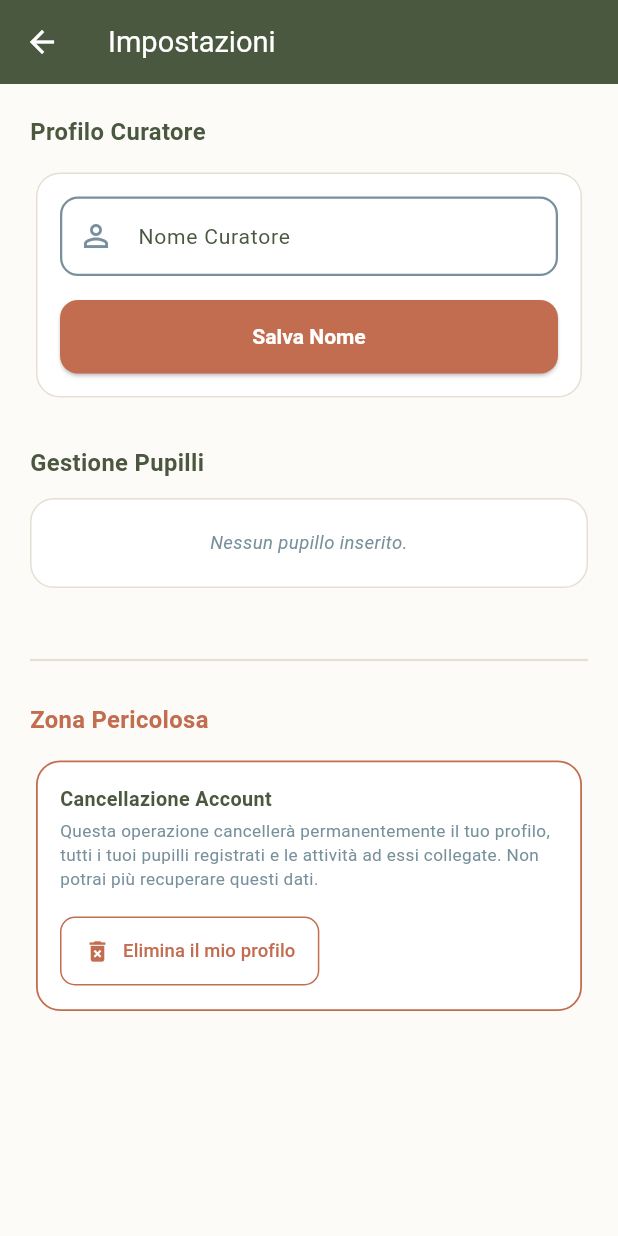
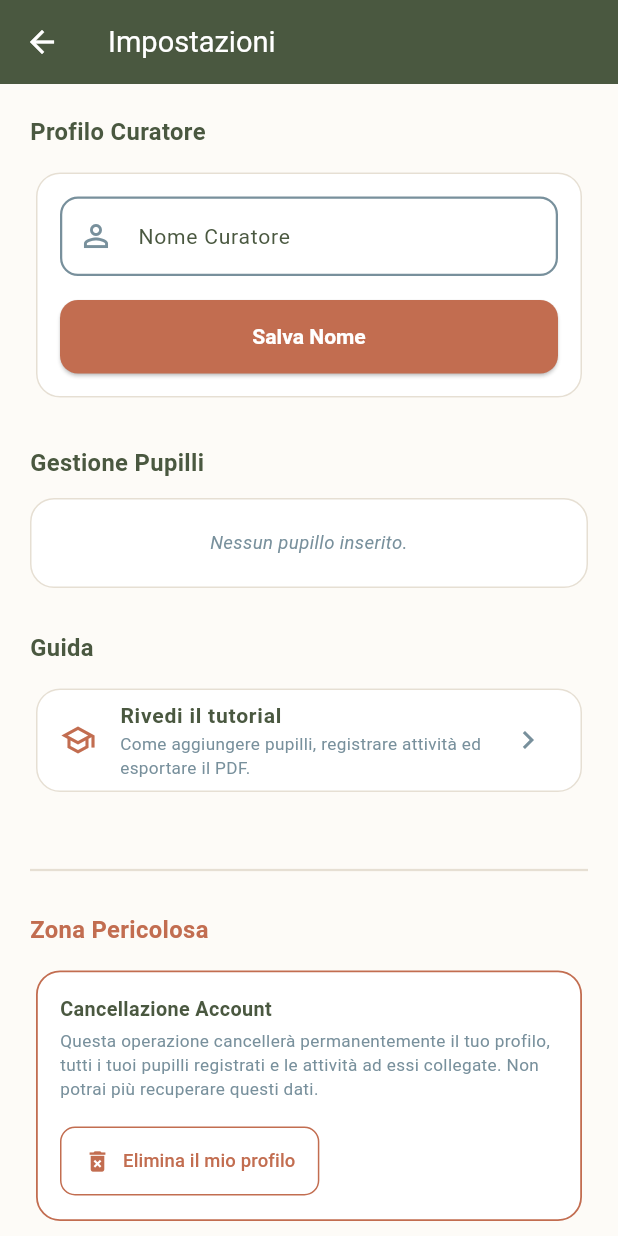
Before and after one commit to menegall/kura_flutter, a Flutter app: the SettingsPage screen opened directly, on a phone screen of 412 x 824 dp. Run offline on Flutter 3.47's test engine with Material 3 defaults, Android fonts, the phone set to English and light mode, and no system bars; our stand-ins replace open_filex, printing, shared_preferences, supabase_flutter; accounts and stored records are empty; network calls fail.

Commit message:
feat: tutorial iniziale saltabile per i nuovi account
Cinque schermate (pupilli, attività, ore, statistiche e PDF) mostrate al
primo accesso solo a chi non ha ancora pupilli, così gli utenti esistenti
non lo vedono. Il flag tutorial_seen sta nei metadati utente di Supabase
per valere su tutti i dispositivi. Rivedibile dalle Impostazioni.

Co-Authored-By: Claude Opus 5.5 <noreply@anthropic.com>

```diff
--- a/lib/features/auth/services/auth_service.dart
+++ b/lib/features/auth/services/auth_service.dart
@@ -32,6 +32,19 @@ class AuthService {
     );
     await _saveLoginTimestamp();
     return response;
+  }
+
+  /// Il flag sta nei metadati dell'utente su Supabase (non sul dispositivo),
+  /// così il tutorial non ricompare cambiando telefono o aprendo la webapp.
+  bool get hasSeenTutorial =>
+      _supabase.auth.currentUser?.userMetadata?['tutorial_seen'] == true;
+
+  Future<void> markTutorialSeen() async {
+    try {
+      await _supabase.auth.updateUser(
+        UserAttributes(data: {'tutorial_seen': true}),
+      );
+    } catch (_) {}
   }
 
   Future<void> _saveLoginTimestamp() async {
--- a/lib/features/home/pages/settings_page.dart
+++ b/lib/features/home/pages/settings_page.dart
@@ -5,6 +5,7 @@ import '../../auth/services/auth_service.dart';
 import '../../auth/pages/login_page.dart';
 import '../models/pupil_model.dart';
 import '../services/pupils_service.dart';
+import 'tutorial_page.dart';
 class SettingsPage extends StatefulWidget {
   const SettingsPage({super.key});
   @override
@@ -377,6 +378,43 @@ class _SettingsPageState extends State<SettingsPage> {
                                 },
                               ),
                             ),
+                  const SizedBox(height: 28),
+                  // Sezione Guida (tutorial iniziale)
+                  const Text(
+                    'Guida',
+                    style: TextStyle(
+                      fontSize: 18,
+                      fontWeight: FontWeight.bold,
+                      color: AppColors.darkGreen,
+                    ),
+                  ),
+                  const SizedBox(height: 12),
+                  Card(
+                    color: Colors.white,
+                    elevation: 0,
+                    shape: RoundedRectangleBorder(
+                      borderRadius: BorderRadius.circular(16),
+                      side: const BorderSide(color: AppColors.beige, width: 1),
+                    ),
+                    child: ListTile(
+                      leading: const Icon(Icons.school_outlined, color: AppColors.terraCotta),
+                      title: const Text(
+                        'Rivedi il tutorial',
+                        style: TextStyle(fontWeight: FontWeight.bold, color: AppColors.darkGreen),
+                      ),
+                      subtitle: const Text(
+                        'Come aggiungere pupilli, registrare attività ed esportare il PDF.',
+                        style: TextStyle(fontSize: 13, color: AppColors.blueGrey),
+                      ),
+                      trailing: const Icon(Icons.chevron_right, color: AppColors.blueGrey),
+                      onTap: () => Navigator.of(context).push(
+                        MaterialPageRoute(
+                          builder: (context) => const TutorialPage(),
+                          fullscreenDialog: true,
+                        ),
+                      ),
+                    ),
+                  ),
                   const SizedBox(height: 40),
                   // Sezione Operazioni Pericolose (Cancellazione account)
                   const Divider(color: AppColors.beige, thickness: 1.5),
```
Also changed, not shown: lib/features/home/pages/home_page.dart (+16 -0 lines), lib/features/home/pages/tutorial_page.dart (added, +184 -0 lines).
